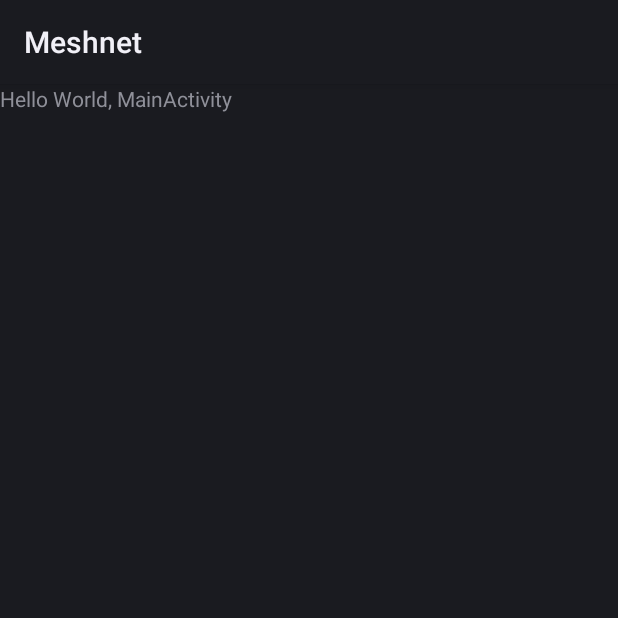
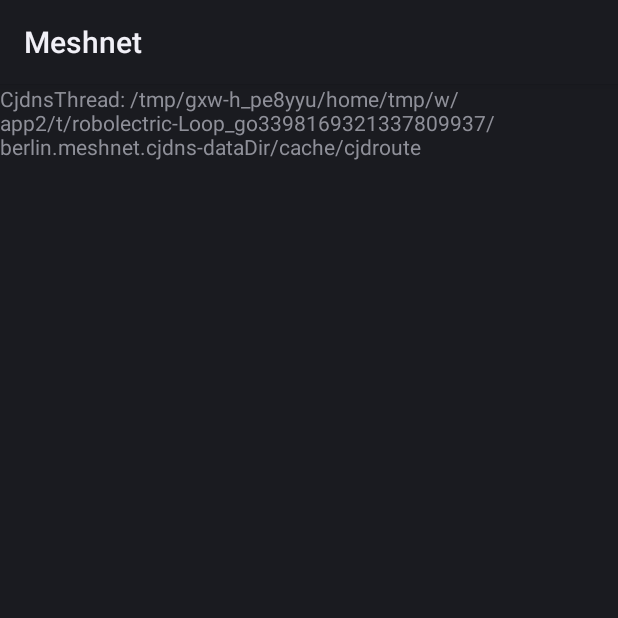
Before and after one commit to hyperboria/android, an Android app: the screen it shows after launch (MainActivity), on a phone screen of 412 x 824 dp, the top half of it. Run offline under Robolectric (Android 15) with nearby library versions, the phone set to English and light mode, and no system bars.

Commit message:
More elaborate hello world

```diff
--- /dev/null
+++ b/src/main/java/berlin/meshnet/cjdns/CjdnsThread.java
@@ -0,0 +1,23 @@
+package berlin.meshnet.cjdns;
+
+import android.util.Log;
+import android.widget.TextView;
+
+import java.io.File;
+
+public class CjdnsThread implements Runnable {
+    private File cjdroute;
+    private TextView logView;
+
+    public CjdnsThread(File cjdroute, TextView logView)
+    {
+        this.cjdroute = cjdroute;
+        this.logView = logView;
+    }
+
+    @Override
+    public void run()
+    {
+        logView.setText("CjdnsThread: " + cjdroute.getPath());
+    }
+}
--- a/src/main/java/berlin/meshnet/cjdns/MainActivity.java
+++ b/src/main/java/berlin/meshnet/cjdns/MainActivity.java
@@ -3,6 +3,7 @@
 import android.app.Activity;
 import android.os.Bundle;
 import android.util.Log;
+import android.widget.TextView;
 
 import java.io.File;
 import java.io.FileOutputStream;
@@ -11,7 +12,6 @@
 
 public class MainActivity extends Activity
 {
-    /** Called when the activity is first created. */
     @Override
     public void onCreate(Bundle savedInstanceState)
     {
@@ -19,11 +19,18 @@
         setContentView(R.layout.main);
 
         writeCjdroute();
+        startCjdnsThread((TextView)findViewById(R.id.hello));
+    }
+
+    private void startCjdnsThread(TextView logView)
+    {
+        Thread cjdns = new Thread(new CjdnsThread(cjdroute(), logView), "CjdnsThread");
+        cjdns.start();
     }
 
     private boolean writeCjdroute()
     {
-        File target = new File(getCacheDir(), "cjdroute");
+        File target = cjdroute();
         if (target.exists() && target.canExecute()) {
             Log.i("cjdns_MainActivity", "cjdroute exists and is executable");
             return true;
@@ -53,4 +60,9 @@
         Log.i("cjdns_MainActivity", "Created cjdroute and made it executable");
         return true;
     }
+
+    private File cjdroute()
+    {
+        return new File(getCacheDir(), "cjdroute");
+    }
 }
--- a/src/main/res/layout/main.xml
+++ b/src/main/res/layout/main.xml
@@ -5,8 +5,8 @@
     android:layout_height="fill_parent"
     >
 <TextView
+    android:id="@+id/hello"
     android:layout_width="fill_parent"
     android:layout_height="wrap_content"
-    android:text="Hello World, MainActivity"
     />
 </LinearLayout>
```
